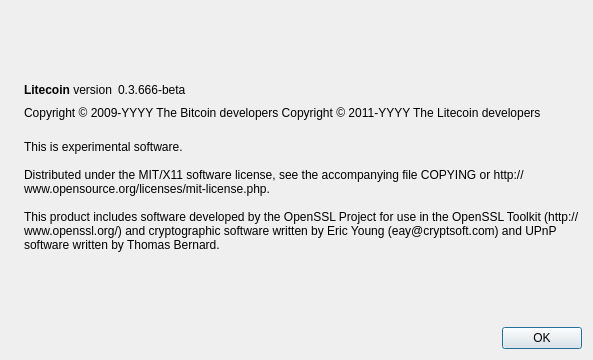
Before: the Qt Designer form src/qt/forms/aboutdialog.ui in FredKSchott/fredcoin, drawn with Qt 5.
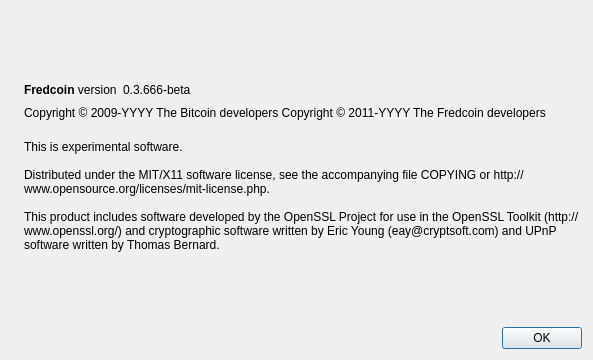
After: the same form once the commit is applied. Icons and pictures are not drawn.

Patch:
```diff
--- a/src/qt/forms/aboutdialog.ui
+++ b/src/qt/forms/aboutdialog.ui
@@ -50,7 +50,7 @@
           <cursorShape>IBeamCursor</cursorShape>
          </property>
          <property name="text">
-          <string>&lt;b&gt;Litecoin&lt;/b&gt; version</string>
+          <string>&lt;b&gt;Fredcoin&lt;/b&gt; version</string>
          </property>
          <property name="textInteractionFlags">
           <set>Qt::LinksAccessibleByMouse|Qt::TextSelectableByKeyboard|Qt::TextSelectableByMouse</set>
@@ -92,7 +92,7 @@
        </property>
        <property name="text">
         <string notr="true">Copyright &amp;copy; 2009-YYYY The Bitcoin developers
-Copyright &amp;copy; 2011-YYYY The Litecoin developers</string>
+Copyright &amp;copy; 2011-YYYY The Fredcoin developers</string>
        </property>
        <property name="textFormat">
         <enum>Qt::RichText</enum>
```
Left out of the diff: 2 changed lines with no effect on the pictures.
